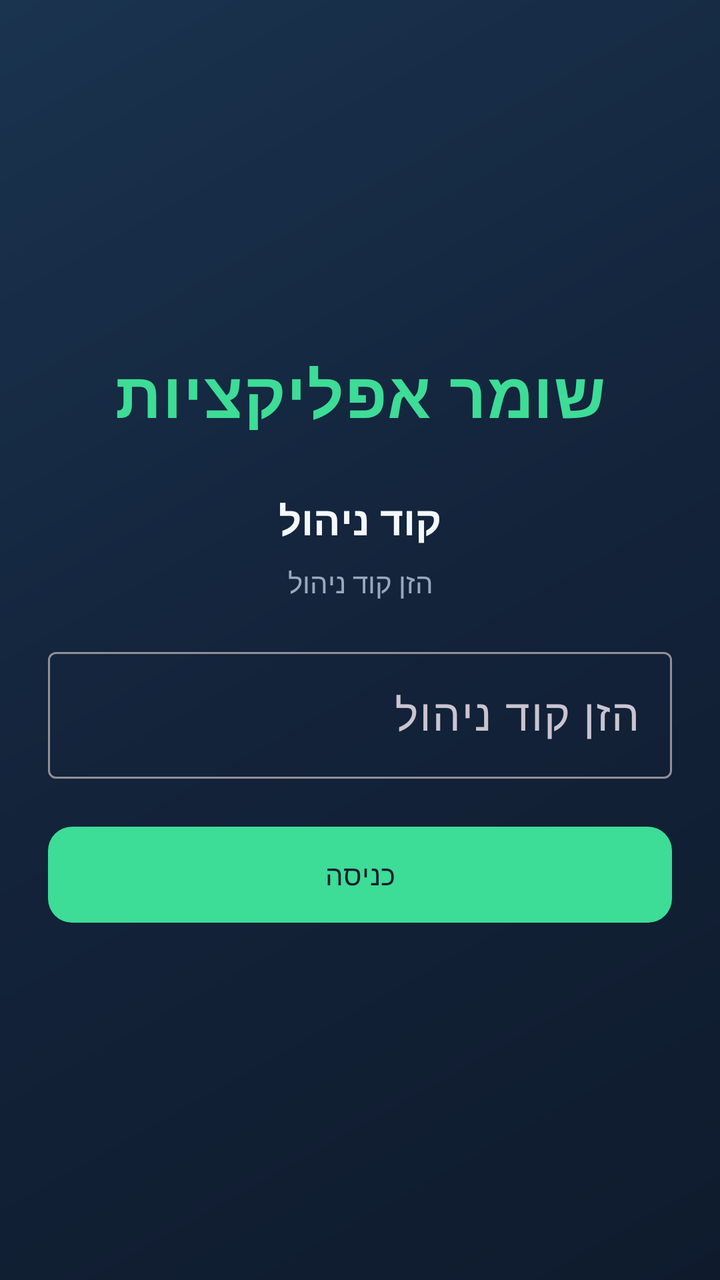
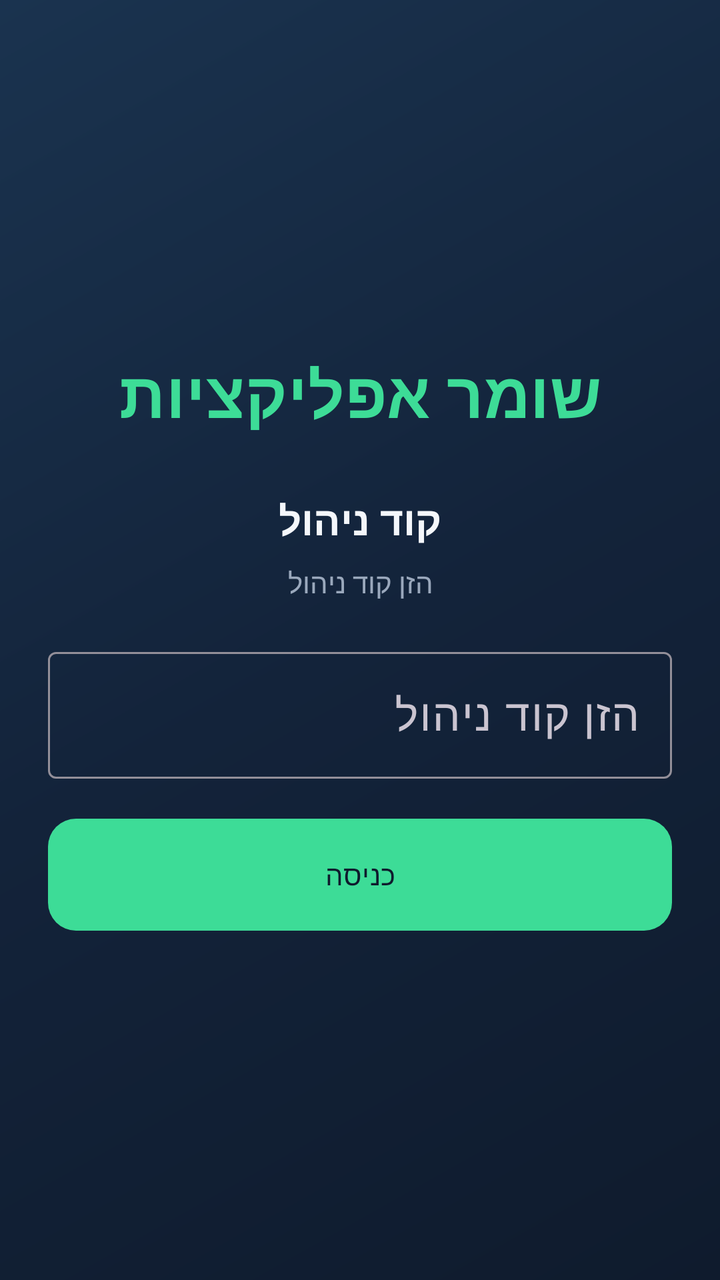

Before-and-after screenshots of an Android layout around one commit, followed by the original layout XML and the change that was made.
<!-- AndroidManifest.xml: application theme Theme.AppGuard -->
<!-- res/layout/activity_pin.xml -->
<?xml version="1.0" encoding="utf-8"?>
<FrameLayout xmlns:android="http://schemas.android.com/apk/res/android"
    android:layout_width="match_parent"
    android:layout_height="match_parent"
    android:background="@drawable/bg_gradient"
    android:layoutDirection="rtl"
    android:padding="24dp">

    <LinearLayout
        android:layout_width="match_parent"
        android:layout_height="wrap_content"
        android:layout_gravity="center"
        android:orientation="vertical">

        <TextView
            android:id="@+id/brand"
            style="@style/Text.Brand"
            android:layout_width="match_parent"
            android:layout_height="wrap_content"
            android:gravity="center"
            android:text="@string/app_name" />

        <TextView
            android:id="@+id/pinTitle"
            android:layout_width="match_parent"
            android:layout_height="wrap_content"
            android:layout_marginTop="28dp"
            android:gravity="center"
            android:text="@string/pin_title"
            android:textColor="@color/text_primary"
            android:textSize="20sp"
            android:textStyle="bold" />

        <TextView
            android:id="@+id/pinHint"
            android:layout_width="match_parent"
            android:layout_height="wrap_content"
            android:layout_marginTop="8dp"
            android:gravity="center"
            android:text="@string/pin_enter_hint"
            android:textColor="@color/text_secondary" />

        <com.google.android.material.textfield.TextInputLayout
            android:id="@+id/pinLayout"
            android:layout_width="match_parent"
            android:layout_height="wrap_content"
            android:layout_marginTop="20dp"
            android:hint="@string/pin_enter_hint">

            <com.google.android.material.textfield.TextInputEditText
                android:id="@+id/pinInput"
                android:layout_width="match_parent"
                android:layout_height="wrap_content"
                android:inputType="numberPassword"
                android:maxLength="8"
                android:textAlignment="center"
                android:textSize="22sp" />
        </com.google.android.material.textfield.TextInputLayout>

        <com.google.android.material.textfield.TextInputLayout
            android:id="@+id/pinConfirmLayout"
            android:layout_width="match_parent"
            android:layout_height="wrap_content"
            android:layout_marginTop="12dp"
            android:hint="@string/pin_confirm_hint"
            android:visibility="gone">

            <com.google.android.material.textfield.TextInputEditText
                android:id="@+id/pinConfirmInput"
                android:layout_width="match_parent"
                android:layout_height="wrap_content"
                android:inputType="numberPassword"
                android:maxLength="8"
                android:textAlignment="center"
                android:textSize="22sp" />
        </com.google.android.material.textfield.TextInputLayout>

        <com.google.android.material.button.MaterialButton
            android:id="@+id/pinSubmit"
            android:layout_width="match_parent"
            android:layout_height="56dp"
            android:layout_marginTop="20dp"
            android:text="@string/pin_unlock" />
    </LinearLayout>
</FrameLayout>
<!-- resources referenced by this layout -->
<resources>
  <color name="text_primary">#F4F7FB</color>
  <color name="text_secondary">#9AA8BC</color>
  <!-- drawable bg_gradient (drawable) -->
  <?xml version="1.0" encoding="utf-8"?>
  <shape xmlns:android="http://schemas.android.com/apk/res/android"
      android:shape="rectangle">
      <gradient
          android:angle="135"
          android:startColor="#0F1B2D"
          android:centerColor="#13233A"
          android:endColor="#1A334F"
          android:type="linear" />
  </shape>
  <string name="app_name">שומר אפליקציות</string>
  <string name="pin_confirm_hint">אשר את הקוד</string>
  <string name="pin_enter_hint">הזן קוד ניהול</string>
  <string name="pin_title">קוד ניהול</string>
  <string name="pin_unlock">כניסה</string>
  <style name="Text.Brand" parent="TextAppearance.Material3.HeadlineLarge">
          <item name="android:textColor">@color/accent</item>
          <item name="android:textStyle">bold</item>
          <item name="android:letterSpacing">0.02</item>
      </style>
  <style name="Theme.AppGuard" parent="Theme.Material3.Dark.NoActionBar">
          <item name="colorPrimary">@color/accent</item>
          <item name="colorPrimaryContainer">@color/accent_dim</item>
          <item name="colorOnPrimary">@color/bg</item>
          <item name="colorSecondary">@color/warning</item>
          <item name="colorError">@color/danger</item>
          <item name="android:statusBarColor">@color/bg</item>
          <item name="android:navigationBarColor">@color/bg</item>
          <item name="android:windowBackground">@color/bg</item>
          <item name="android:textColorPrimary">@color/text_primary</item>
          <item name="android:textColorSecondary">@color/text_secondary</item>
          <item name="materialButtonStyle">@style/Widget.AppGuard.Button</item>
      </style>
  <color name="accent">#3DDC97</color>
  <color name="accent_dim">#2A9B6C</color>
  <color name="bg">#0F1B2D</color>
  <color name="warning">#FFCC66</color>
  <color name="danger">#F07178</color>
  <style name="Widget.AppGuard.Button" parent="Widget.Material3.Button">
          <item name="backgroundTint">@color/accent</item>
          <item name="android:textColor">@color/bg</item>
          <item name="cornerRadius">12dp</item>
      </style>
</resources>

<!-- the commit's change to res/layout/activity_pin.xml (unified diff, before → after) -->
@@ -81,5 +81,14 @@
             android:layout_height="56dp"
             android:layout_marginTop="20dp"
             android:text="@string/pin_unlock" />
+
+        <com.google.android.material.button.MaterialButton
+            android:id="@+id/btnForgot"
+            style="@style/Widget.AppGuard.Button.Outlined"
+            android:layout_width="match_parent"
+            android:layout_height="wrap_content"
+            android:layout_marginTop="12dp"
+            android:text="@string/recovery_forgot"
+            android:visibility="gone" />
     </LinearLayout>
 </FrameLayout>
<!-- resource entries referenced after the edit -->
@@ -18,10 +18,17 @@
   <string name="pin_enter_hint">הזן קוד ניהול</string>
   <string name="pin_title">קוד ניהול</string>
   <string name="pin_unlock">כניסה</string>
+  <string name="recovery_forgot">שחזור עם קוד שחזור</string>
   <style name="Text.Brand" parent="TextAppearance.Material3.HeadlineLarge">
           <item name="android:textColor">@color/accent</item>
           <item name="android:textStyle">bold</item>
-          <item name="android:letterSpacing">0.02</item>
+          <item name="android:letterSpacing">0.01</item>
+      </style>
+  <style name="Widget.AppGuard.Button.Outlined" parent="Widget.Material3.Button.OutlinedButton">
+          <item name="strokeColor">@color/stroke</item>
+          <item name="android:textColor">@color/text_primary</item>
+          <item name="cornerRadius">14dp</item>
+          <item name="android:minHeight">48dp</item>
       </style>
   <style name="Theme.AppGuard" parent="Theme.Material3.Dark.NoActionBar">
           <item name="colorPrimary">@color/accent</item>
@@ -29,14 +36,16 @@
           <item name="colorOnPrimary">@color/bg</item>
           <item name="colorSecondary">@color/warning</item>
           <item name="colorError">@color/danger</item>
-          <item name="android:statusBarColor">@color/bg</item>
-          <item name="android:navigationBarColor">@color/bg</item>
+          <item name="android:statusBarColor">@android:color/transparent</item>
+          <item name="android:navigationBarColor">@android:color/transparent</item>
           <item name="android:windowBackground">@color/bg</item>
           <item name="android:textColorPrimary">@color/text_primary</item>
           <item name="android:textColorSecondary">@color/text_secondary</item>
           <item name="materialButtonStyle">@style/Widget.AppGuard.Button</item>
+          <item name="android:windowLayoutInDisplayCutoutMode">shortEdges</item>
       </style>
   <color name="accent">#3DDC97</color>
+  <color name="stroke">#2E405C</color>
   <color name="accent_dim">#2A9B6C</color>
   <color name="bg">#0F1B2D</color>
   <color name="warning">#FFCC66</color>
@@ -44,7 +53,10 @@
   <style name="Widget.AppGuard.Button" parent="Widget.Material3.Button">
           <item name="backgroundTint">@color/accent</item>
           <item name="android:textColor">@color/bg</item>
-          <item name="cornerRadius">12dp</item>
+          <item name="cornerRadius">14dp</item>
+          <item name="android:minHeight">52dp</item>
+          <item name="android:insetTop">0dp</item>
+          <item name="android:insetBottom">0dp</item>
       </style>
 </resources>
 
